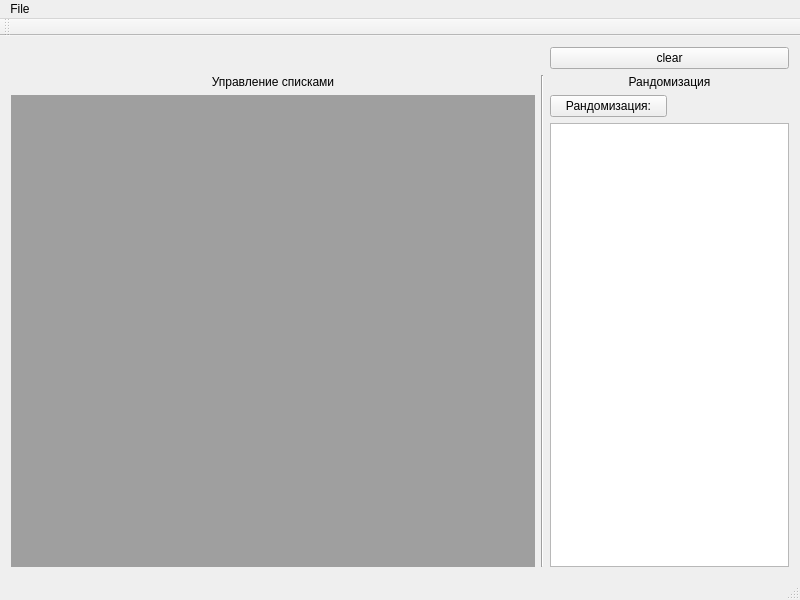
Qt form gui/mainwindow.ui (moevm/-gui-1h2018-41) before a commit.
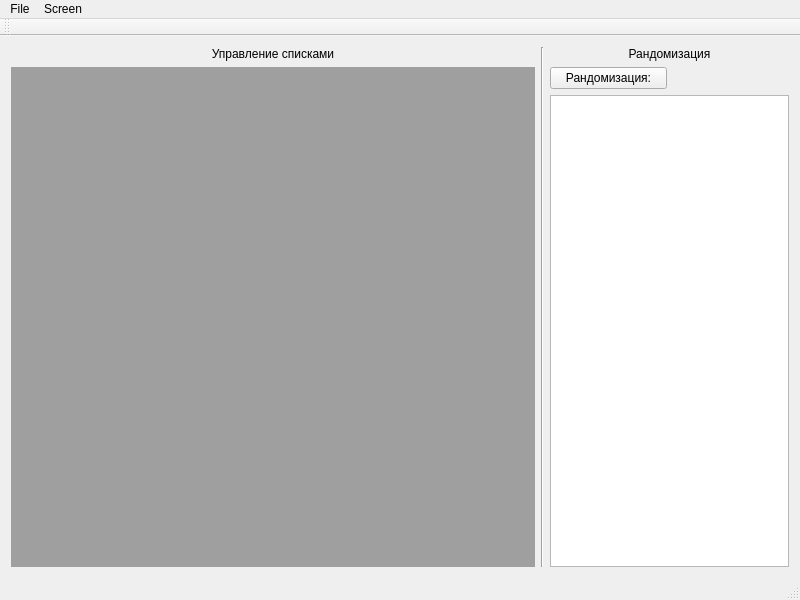
The same form after that commit.

Commit message: Кнопка очищения экрана перенесена в toolBar

The edit to the form file:
```diff
--- a/gui/mainwindow.ui
+++ b/gui/mainwindow.ui
@@ -15,7 +15,7 @@
   </property>
   <widget class="QWidget" name="centralWidget">
    <layout class="QGridLayout" name="gridLayout">
-    <item row="2" column="0" rowspan="2">
+    <item row="1" column="0" rowspan="2">
      <widget class="QMdiArea" name="mdiArea">
       <property name="verticalScrollBarPolicy">
        <enum>Qt::ScrollBarAsNeeded</enum>
@@ -40,17 +40,14 @@
       </property>
      </widget>
     </item>
-    <item row="2" column="2">
+    <item row="1" column="2">
      <widget class="QPushButton" name="randomizePushButton">
       <property name="text">
        <string>Рандомизация:</string>
       </property>
      </widget>
     </item>
-    <item row="3" column="2" colspan="2">
-     <widget class="QListWidget" name="listWidget"/>
-    </item>
-    <item row="1" column="2" colspan="2">
+    <item row="0" column="2" colspan="2">
      <widget class="QLabel" name="label_2">
       <property name="text">
        <string>Рандомизация</string>
@@ -60,27 +57,23 @@
       </property>
      </widget>
     </item>
-    <item row="1" column="0">
-     <widget class="QLabel" name="label">
-      <property name="text">
-       <string>Управление списками</string>
-      </property>
-      <property name="alignment">
-       <set>Qt::AlignCenter</set>
-      </property>
-     </widget>
+    <item row="2" column="2" colspan="2">
+     <widget class="QListWidget" name="listWidget"/>
     </item>
-    <item row="1" column="1" rowspan="3">
+    <item row="0" column="1" rowspan="3">
      <widget class="Line" name="line">
       <property name="orientation">
        <enum>Qt::Vertical</enum>
       </property>
      </widget>
     </item>
-    <item row="0" column="2" colspan="2">
-     <widget class="QPushButton" name="pushButton">
+    <item row="0" column="0">
+     <widget class="QLabel" name="label">
       <property name="text">
-       <string>clear</string>
+       <string>Управление списками</string>
+      </property>
+      <property name="alignment">
+       <set>Qt::AlignCenter</set>
       </property>
      </widget>
     </item>
@@ -101,7 +94,14 @@
     </property>
     <addaction name="actionOpen"/>
    </widget>
+   <widget class="QMenu" name="menuScreen">
+    <property name="title">
+     <string>Screen</string>
+    </property>
+    <addaction name="actionClear"/>
+   </widget>
    <addaction name="menumenu"/>
+   <addaction name="menuScreen"/>
   </widget>
   <widget class="QToolBar" name="mainToolBar">
    <attribute name="toolBarArea">
```
Left out of the diff: 5 changed lines with no effect on the pictures. The commit also changes 2 other files.
